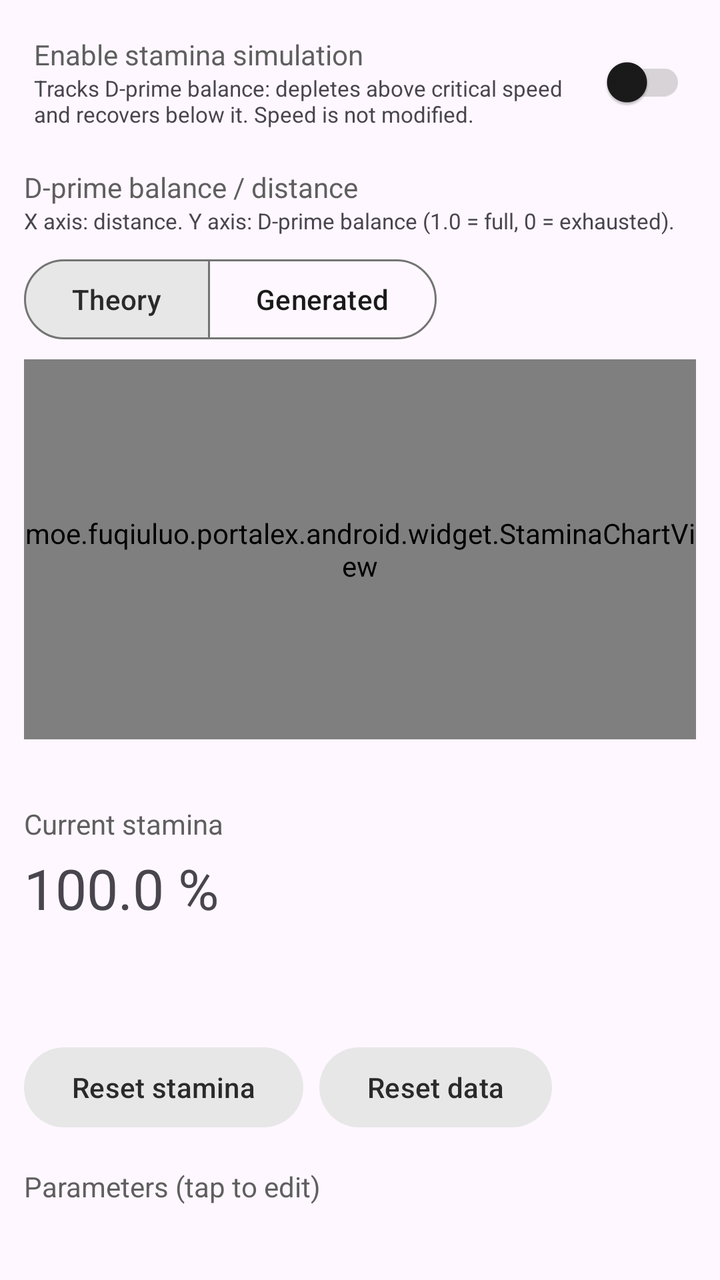
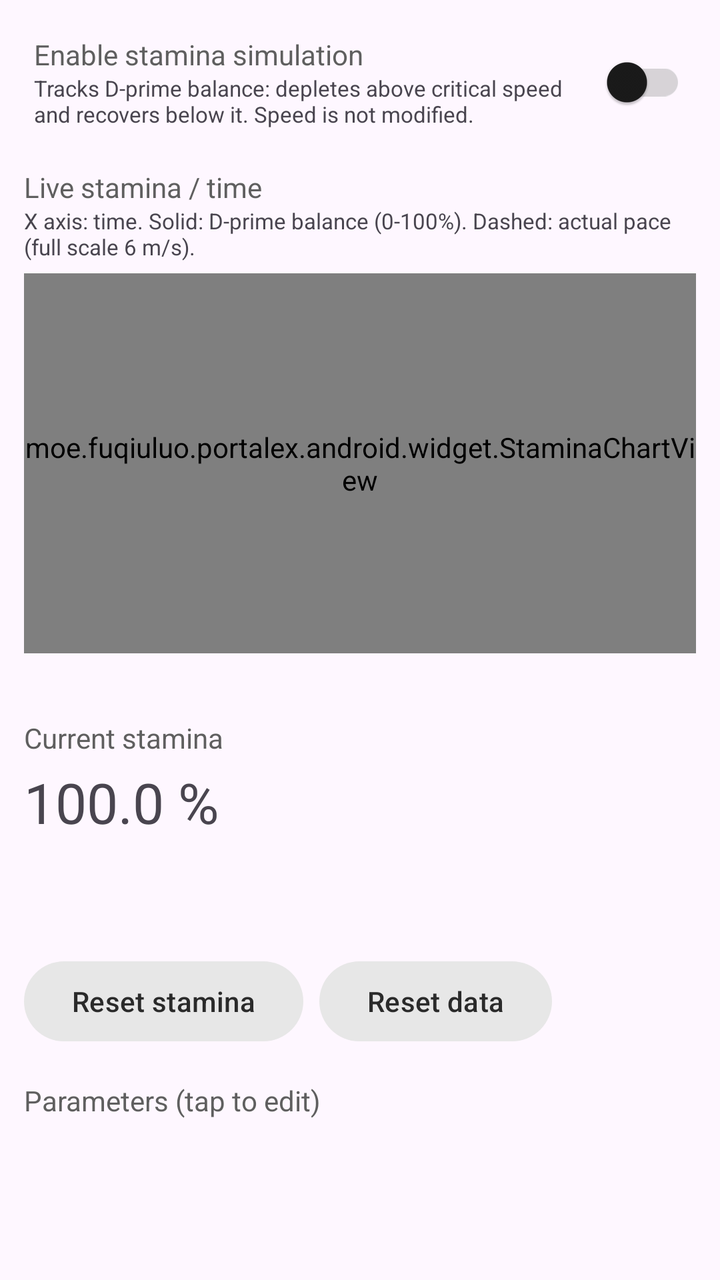

Compare the two renders of this Android layout. The source of the first and the diff that turns it into the second are given below.
<!-- AndroidManifest.xml: application theme AppTheme -->
<!-- res/layout/fragment_stamina.xml -->
<?xml version="1.0" encoding="utf-8"?>
<androidx.constraintlayout.widget.ConstraintLayout
    xmlns:android="http://schemas.android.com/apk/res/android"
    xmlns:app="http://schemas.android.com/apk/res-auto"
    android:layout_width="match_parent"
    android:layout_height="match_parent">

    <ScrollView
        android:layout_width="match_parent"
        android:layout_height="0dp"
        app:layout_constraintTop_toTopOf="parent"
        app:layout_constraintBottom_toBottomOf="parent">

        <LinearLayout
            android:layout_width="match_parent"
            android:layout_height="wrap_content"
            android:orientation="vertical"
            android:padding="12dp">

            
            <LinearLayout
                android:id="@+id/stamina_enable_layout"
                android:layout_width="match_parent"
                android:layout_height="wrap_content"
                android:gravity="center_vertical"
                android:orientation="horizontal"
                android:padding="5dp">

                <LinearLayout
                    android:layout_width="0dp"
                    android:layout_height="wrap_content"
                    android:layout_weight="1"
                    android:orientation="vertical">

                    <com.google.android.material.textview.MaterialTextView
                        android:layout_width="wrap_content"
                        android:layout_height="wrap_content"
                        android:text="@string/stamina_enable"
                        android:textColor="?attr/colorOnSurfaceVariant" />

                    <com.google.android.material.textview.MaterialTextView
                        android:layout_width="wrap_content"
                        android:layout_height="wrap_content"
                        android:text="@string/stamina_enable_desc"
                        android:textSize="11sp" />
                </LinearLayout>

                <com.google.android.material.switchmaterial.SwitchMaterial
                    android:id="@+id/stamina_switch"
                    android:layout_width="wrap_content"
                    android:layout_height="wrap_content"
                    android:layout_gravity="center_vertical"/>
            </LinearLayout>

            
            <com.google.android.material.textview.MaterialTextView
                android:layout_width="wrap_content"
                android:layout_height="wrap_content"
                android:layout_marginTop="14dp"
                android:text="@string/stamina_chart_title"
                android:textColor="?attr/colorOnSurfaceVariant" />

            <com.google.android.material.textview.MaterialTextView
                android:id="@+id/stamina_chart_desc"
                android:layout_width="match_parent"
                android:layout_height="wrap_content"
                android:text="@string/stamina_chart_desc"
                android:textSize="11sp" />

            
            <com.google.android.material.button.MaterialButtonToggleGroup
                android:id="@+id/stamina_chart_mode"
                android:layout_width="wrap_content"
                android:layout_height="wrap_content"
                android:layout_marginTop="8dp"
                app:checkedButton="@id/stamina_chart_mode_theory"
                app:selectionRequired="true"
                app:singleSelection="true">

                <com.google.android.material.button.MaterialButton
                    android:id="@+id/stamina_chart_mode_theory"
                    style="?attr/materialButtonOutlinedStyle"
                    android:layout_width="wrap_content"
                    android:layout_height="wrap_content"
                    android:minWidth="88dp"
                    android:text="@string/stamina_chart_mode_theory" />

                <com.google.android.material.button.MaterialButton
                    android:id="@+id/stamina_chart_mode_generated"
                    style="?attr/materialButtonOutlinedStyle"
                    android:layout_width="wrap_content"
                    android:layout_height="wrap_content"
                    android:minWidth="88dp"
                    android:text="@string/stamina_chart_mode_generated" />
            </com.google.android.material.button.MaterialButtonToggleGroup>

            <moe.fuqiuluo.portalex.android.widget.StaminaChartView
                android:id="@+id/stamina_chart"
                android:layout_width="match_parent"
                android:layout_height="190dp"
                android:layout_marginTop="6dp" />

            
            <com.google.android.material.textview.MaterialTextView
                android:id="@+id/stamina_chart_metrics"
                android:layout_width="match_parent"
                android:layout_height="wrap_content"
                android:layout_marginTop="6dp"
                android:textSize="11sp" />

            
            <com.google.android.material.textview.MaterialTextView
                android:id="@+id/stamina_chart_sample"
                android:layout_width="match_parent"
                android:layout_height="wrap_content"
                android:textSize="11sp"
                android:visibility="gone" />

            
            <com.google.android.material.textview.MaterialTextView
                android:layout_width="wrap_content"
                android:layout_height="wrap_content"
                android:layout_marginTop="12dp"
                android:text="@string/stamina_status"
                android:textColor="?attr/colorOnSurfaceVariant" />

            <com.google.android.material.textview.MaterialTextView
                android:id="@+id/stamina_value"
                android:layout_width="wrap_content"
                android:layout_height="wrap_content"
                android:layout_marginTop="4dp"
                android:text="100.0 %"
                android:textSize="28sp" />

            <com.google.android.material.textview.MaterialTextView
                android:id="@+id/stamina_phase"
                android:layout_width="wrap_content"
                android:layout_height="wrap_content"
                android:textSize="12sp" />

            <com.google.android.material.textview.MaterialTextView
                android:id="@+id/stamina_effective"
                android:layout_width="wrap_content"
                android:layout_height="wrap_content"
                android:textSize="12sp" />

            <com.google.android.material.textview.MaterialTextView
                android:id="@+id/stamina_stats"
                android:layout_width="wrap_content"
                android:layout_height="wrap_content"
                android:textSize="12sp" />

            <LinearLayout
                android:layout_width="match_parent"
                android:layout_height="wrap_content"
                android:layout_marginTop="8dp"
                android:orientation="horizontal">

                <com.google.android.material.button.MaterialButton
                    android:id="@+id/stamina_reset"
                    style="@style/Widget.Material3.Button.TonalButton"
                    android:layout_width="wrap_content"
                    android:layout_height="wrap_content"
                    android:text="@string/stamina_reset" />

                
                <com.google.android.material.button.MaterialButton
                    android:id="@+id/stamina_reset_data"
                    style="@style/Widget.Material3.Button.TonalButton"
                    android:layout_width="wrap_content"
                    android:layout_height="wrap_content"
                    android:layout_marginStart="8dp"
                    android:text="@string/stamina_reset_data" />
            </LinearLayout>

            
            <com.google.android.material.textview.MaterialTextView
                android:layout_width="wrap_content"
                android:layout_height="wrap_content"
                android:layout_marginTop="16dp"
                android:text="@string/stamina_params"
                android:textColor="?attr/colorOnSurfaceVariant" />

            <LinearLayout
                android:id="@+id/stamina_rows"
                android:layout_width="match_parent"
                android:layout_height="wrap_content"
                android:orientation="vertical" />

        </LinearLayout>
    </ScrollView>
</androidx.constraintlayout.widget.ConstraintLayout>
<!-- resources referenced by this layout -->
<resources>
  <string name="stamina_chart_desc">X axis: distance. Y axis: D-prime balance (1.0 = full, 0 = exhausted).</string>
  <string name="stamina_chart_mode_generated">Generated</string>
  <string name="stamina_chart_mode_theory">Theory</string>
  <string name="stamina_chart_title">D-prime balance / distance</string>
  <string name="stamina_enable">Enable stamina simulation</string>
  <string name="stamina_enable_desc">Tracks D-prime balance: depletes above critical speed and recovers below it. Speed is not modified.</string>
  <string name="stamina_params">Parameters (tap to edit)</string>
  <string name="stamina_reset">Reset stamina</string>
  <string name="stamina_reset_data">Reset data</string>
  <string name="stamina_status">Current stamina</string>
  <style name="AppTheme" parent="Theme.Material3.Light.NoActionBar">
          
          <item name="colorPrimary">#5F5F5F</item>
          <item name="colorOnPrimary">#FFFFFF</item>
          <item name="colorPrimaryContainer">#E0E0E0</item>
          <item name="colorOnPrimaryContainer">#1E1E1E</item>
          <item name="colorSecondary">#494949</item>
          <item name="colorOnSecondary">#FFFFFF</item>
          <item name="colorSecondaryContainer">#E7E7E7</item>
          <item name="colorOnSecondaryContainer">#2A2A2A</item>
          <item name="colorSurface">#FFFFFF</item>
          <item name="colorOnSurface">#1A1A1A</item>
          <item name="colorSurfaceVariant">#F0F0F0</item>
          <item name="colorOnSurfaceVariant">#5F5F5F</item>
          <item name="colorOutline">#747474</item>
  
          
          <item name="portalFabIconTint">#1A1A1A</item>
  
          
          <item name="android:statusBarColor">@android:color/transparent</item>
          <item name="android:windowDrawsSystemBarBackgrounds">true</item>
          <item name="android:windowTranslucentStatus">true</item>
          <item name="windowActionModeOverlay">true</item>
          <item name="windowActionBar">false</item>
          <item name="windowNoTitle">true</item>
  
          
          <item name="searchViewStyle">@style/Portal.SearchViewStyle</item>
          <item name="sliderStyle">@style/Portal.SliderTheme</item>
          <item name="android:popupMenuStyle">@style/PortalPopupMenuStyle</item>
          
          <item name="switchStyle">@style/Portal.SwitchStyle</item>
      </style>
  <style name="Portal.SearchViewStyle" parent="Widget.AppCompat.SearchView" />
  <style name="Portal.SliderTheme" parent="Widget.Material3.Slider" />
  <style name="PortalPopupMenuStyle" parent="Widget.Material3.PopupMenu">
          <item name="android:popupAnimationStyle">@style/PortalPopupAnimation</item>
      </style>
  <style name="Portal.SwitchStyle" parent="Widget.Material3.CompoundButton.Switch">
          <item name="useMaterialThemeColors">true</item>
          <item name="trackTint">@color/switch_track_tint</item>
      </style>
  <style name="PortalPopupAnimation">
          <item name="android:windowEnterAnimation">@anim/popup_in_top_end</item>
          <item name="android:windowExitAnimation">@anim/popup_out_top_end</item>
      </style>
</resources>

<!-- the commit's change to res/layout/fragment_stamina.xml (unified diff, before → after) -->
@@ -66,33 +66,6 @@
                 android:layout_height="wrap_content"
                 android:text="@string/stamina_chart_desc"
                 android:textSize="11sp" />
-
-            
-            <com.google.android.material.button.MaterialButtonToggleGroup
-                android:id="@+id/stamina_chart_mode"
-                android:layout_width="wrap_content"
-                android:layout_height="wrap_content"
-                android:layout_marginTop="8dp"
-                app:checkedButton="@id/stamina_chart_mode_theory"
-                app:selectionRequired="true"
-                app:singleSelection="true">
-
-                <com.google.android.material.button.MaterialButton
-                    android:id="@+id/stamina_chart_mode_theory"
-                    style="?attr/materialButtonOutlinedStyle"
-                    android:layout_width="wrap_content"
-                    android:layout_height="wrap_content"
-                    android:minWidth="88dp"
-                    android:text="@string/stamina_chart_mode_theory" />
-
-                <com.google.android.material.button.MaterialButton
-                    android:id="@+id/stamina_chart_mode_generated"
-                    style="?attr/materialButtonOutlinedStyle"
-                    android:layout_width="wrap_content"
-                    android:layout_height="wrap_content"
-                    android:minWidth="88dp"
-                    android:text="@string/stamina_chart_mode_generated" />
-            </com.google.android.material.button.MaterialButtonToggleGroup>
 
             <moe.fuqiuluo.portalex.android.widget.StaminaChartView
                 android:id="@+id/stamina_chart"
<!-- resource entries referenced after the edit -->
@@ -1,9 +1,7 @@
 <!-- resources referenced by this layout -->
 <resources>
-  <string name="stamina_chart_desc">X axis: distance. Y axis: D-prime balance (1.0 = full, 0 = exhausted).</string>
-  <string name="stamina_chart_mode_generated">Generated</string>
-  <string name="stamina_chart_mode_theory">Theory</string>
-  <string name="stamina_chart_title">D-prime balance / distance</string>
+  <string name="stamina_chart_desc">X axis: time. Solid: D-prime balance (0-100%). Dashed: actual pace (full scale 6 m/s).</string>
+  <string name="stamina_chart_title">Live stamina / time</string>
   <string name="stamina_enable">Enable stamina simulation</string>
   <string name="stamina_enable_desc">Tracks D-prime balance: depletes above critical speed and recovers below it. Speed is not modified.</string>
   <string name="stamina_params">Parameters (tap to edit)</string>
